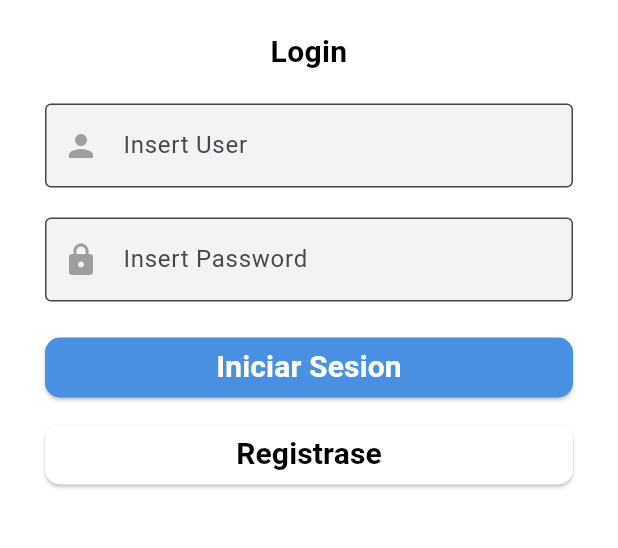
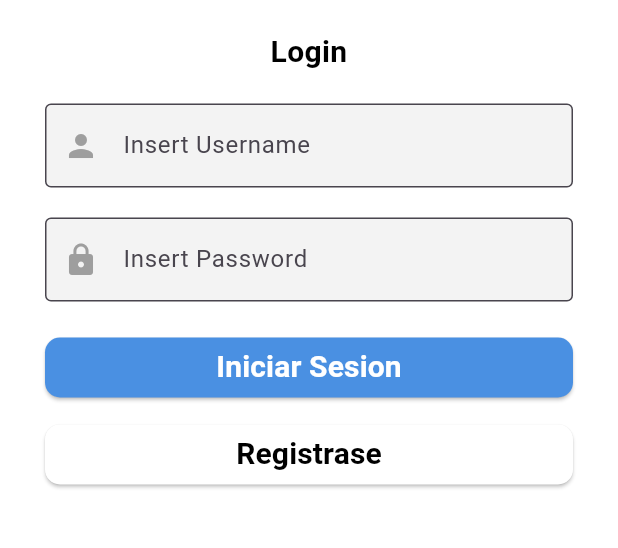
Before and after one commit to NRG-4/synhub-flutter-mobile-app, a Flutter app: the screen it shows after launch, on a phone screen of 412 x 824 dp, the part 570-1118 px from its top. Run offline on Flutter 3.47's test engine with Material 3 defaults, Android fonts, the phone set to English and light mode, and no system bars; our stand-ins replace bloc, flutter_bloc.

Commit message:
feat(login): update label and hint text for username input field

```diff
--- a/lib/shared/views/Login.dart
+++ b/lib/shared/views/Login.dart
@@ -112,8 +112,8 @@ class _LoginState extends State<Login> {
                   TextField(
                     controller: _usernameController,
                     decoration: const InputDecoration(
-                      labelText: 'Insert User',
-                      hintText: 'User',
+                      labelText: 'Insert Username',
+                      hintText: 'Username',
                       prefixIcon: Icon(Icons.person, color: Colors.grey),
                       filled: true,
                       fillColor: Color(0xFFF3F3F3),
```
